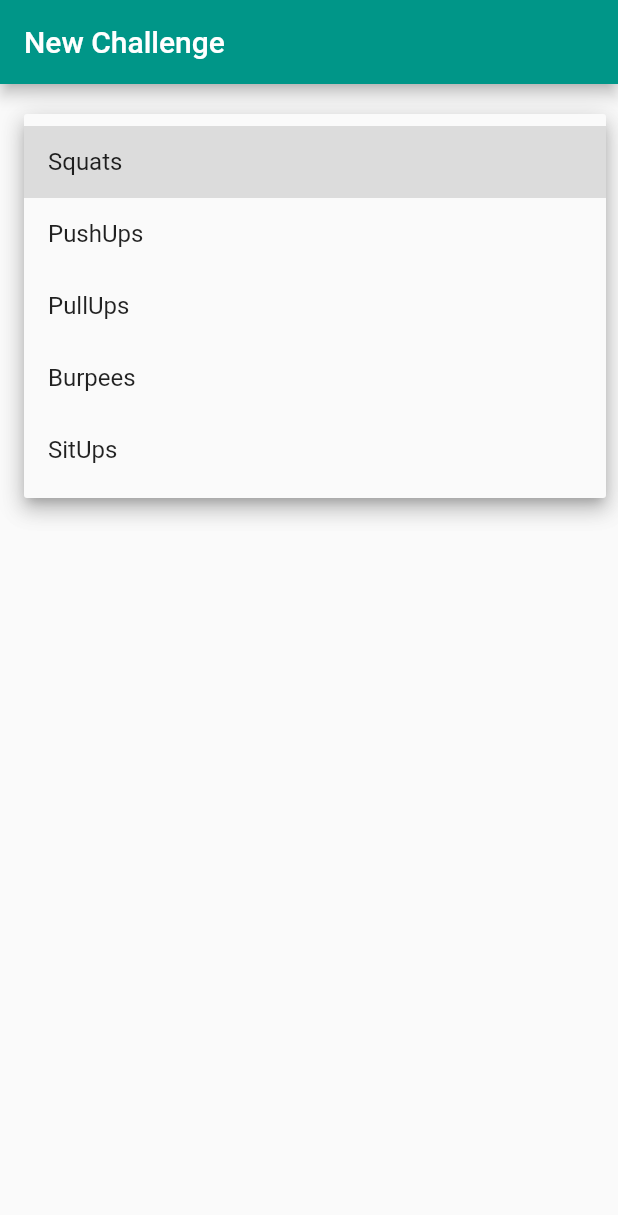
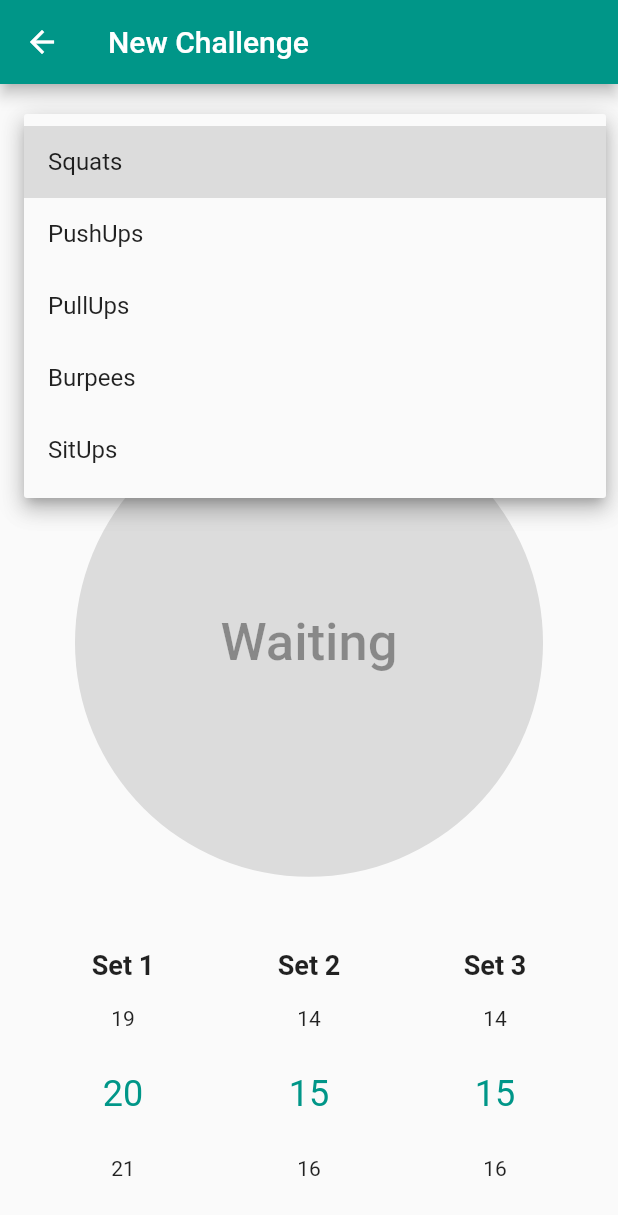
Before and after one commit to danhojin/daily_workout_3, a Flutter app: the ChallengeFormPage screen opened directly, after a tap on the "arrow drop down" icon, on a phone screen of 412 x 824 dp. Shown: the top 1215 px of the screen. Run offline on Flutter 3.47's test engine with Material 2 defaults, Android fonts, the light colour scheme and no system bars; drawn by our look-alikes of numberpicker, reactive_forms; our stand-ins replace fl_chart, font_awesome_flutter, hive, hive_flutter, ionicons; accounts and stored records are empty; statements that could not run were skipped.

Commit message:
Layout challenge page

```diff
--- a/lib/challenges.dart
+++ b/lib/challenges.dart
@@ -1,11 +1,13 @@
+import 'dart:math';
+
 import 'package:fl_chart/fl_chart.dart';
 import 'package:flutter/material.dart';
 import 'package:provider/provider.dart';
 import 'package:intl/intl.dart';
 import 'package:reactive_forms/reactive_forms.dart';
+import 'package:numberpicker/numberpicker.dart';
 
 import 'package:daily_workout_3/models.dart';
-import 'package:daily_workout_3/main.dart';
 
 class ChallengesPage extends StatelessWidget {
   @override
@@ -297,6 +299,9 @@ class ChallengeFormPage extends StatefulWidget {
 
 class _ChallengeFormPageState extends State<ChallengeFormPage> {
   late final form;
+  int _set1Value = 20;
+  int _set2Value = 15;
+  int _set3Value = 15;
 
   @override
   void initState() {
@@ -307,15 +312,23 @@ class _ChallengeFormPageState extends State<ChallengeFormPage> {
           Validators.required,
         ],
       ),
-      'rest': FormControl<Duration>(),
+      'rest': FormControl<Duration>(
+        validators: [
+          Validators.required,
+        ],
+      ),
     });
   }
 
   @override
   Widget build(BuildContext context) {
-    return FormPage(
+    return Scaffold(
+      appBar: AppBar(
         title: Text(widget.title),
-      body: ReactiveForm(
+      ),
+      body: Padding(
+        padding: const EdgeInsets.all(20.0),
+        child: ReactiveForm(
           formGroup: form,
           child: Column(
             children: [
@@ -340,7 +353,7 @@ class _ChallengeFormPageState extends State<ChallengeFormPage> {
                 formControlName: 'rest',
                 decoration: InputDecoration(labelText: 'Rest (min)'),
                 items: List.generate(
-                10,
+                  5,
                   (index) => Duration(minutes: index + 1),
                 )
                     .map<DropdownMenuItem<Duration>>(
@@ -353,7 +366,103 @@ class _ChallengeFormPageState extends State<ChallengeFormPage> {
                     )
                     .toList(),
               ),
+              Expanded(
+                child: LayoutBuilder(
+                  builder: (context, constraints) {
+                    var width =
+                        min(constraints.maxHeight, constraints.maxWidth);
+                    return SizedBox(
+                      width: width - 60.0,
+                      child: ReactiveFormConsumer(
+                        builder: (context, form, child) {
+                          return ElevatedButton(
+                            onPressed: form.valid ? () {} : null,
+                            style: ElevatedButton.styleFrom(
+                              shape: CircleBorder(),
+                            ),
+                            child: Text(
+                              form.valid ? 'Go' : 'Waiting',
+                              style: TextStyle(
+                                fontSize: 35.0,
+                              ),
+                            ),
+                          );
+                        },
+                      ),
+                    );
+                  },
+                ),
+              ),
+              Row(
+                mainAxisAlignment: MainAxisAlignment.spaceAround,
+                children: [
+                  Column(
+                    children: [
+                      Text(
+                        'Set 1',
+                        style: TextStyle(
+                          fontSize: 18,
+                          fontWeight: FontWeight.bold,
+                        ),
+                      ),
+                      NumberPicker(
+                        value: _set1Value,
+                        minValue: 0,
+                        maxValue: 100,
+                        onChanged: (value) {
+                          setState(() {
+                            _set1Value = value;
+                          });
+                        },
+                      ),
                     ],
+                  ),
+                  Column(
+                    children: [
+                      Text(
+                        'Set 2',
+                        style: TextStyle(
+                          fontSize: 18,
+                          fontWeight: FontWeight.bold,
+                        ),
+                      ),
+                      NumberPicker(
+                        value: _set2Value,
+                        minValue: 0,
+                        maxValue: 100,
+                        onChanged: (value) {
+                          setState(() {
+                            _set2Value = value;
+                          });
+                        },
+                      ),
+                    ],
+                  ),
+                  Column(
+                    children: [
+                      Text(
+                        'Set 3',
+                        style: TextStyle(
+                          fontSize: 18,
+                          fontWeight: FontWeight.bold,
+                        ),
+                      ),
+                      NumberPicker(
+                        value: _set3Value,
+                        minValue: 0,
+                        maxValue: 100,
+                        onChanged: (value) {
+                          setState(() {
+                            _set3Value = value;
+                          });
+                        },
+                      ),
+                    ],
+                  ),
+                ],
+              ),
+            ],
+          ),
         ),
       ),
     );
--- a/pubspec.yaml
+++ b/pubspec.yaml
@@ -37,6 +37,7 @@ dependencies:
   ionicons: ^0.1.2
   font_awesome_flutter: ^9.0.0
   reactive_forms: ^10.0.3
+  numberpicker: ^2.0.1
 
 dev_dependencies:
   flutter_test:
```
Also changed, not shown: pubspec.lock. Lines whose indentation alone changed are shown as unchanged.
